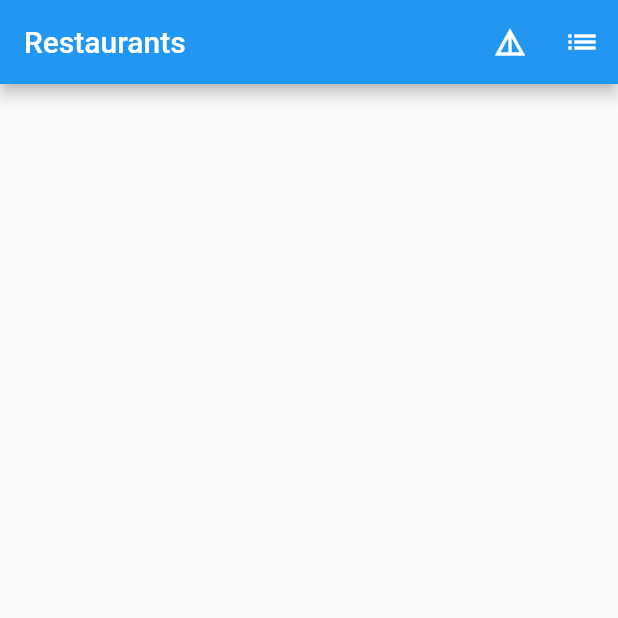
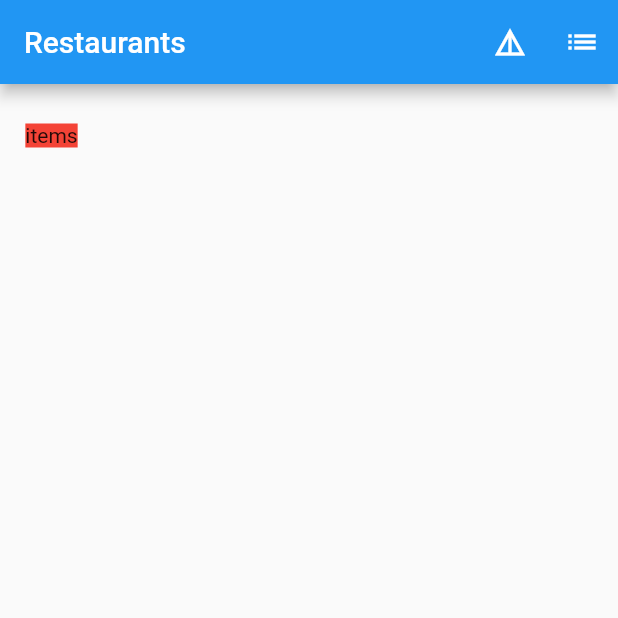
Before and after one commit to imedsassi/Restaurants, a Flutter app: the screen it shows after launch, after a tap on the "details" icon, on a phone screen of 412 x 824 dp, the top half of it. Run offline on Flutter 3.47's test engine with Material 2 defaults, Android fonts, the phone set to English and light mode, and no system bars.

Commit message:
gridview creation

```diff
--- a/lib/home.dart
+++ b/lib/home.dart
@@ -8,6 +8,7 @@ class Home extends StatefulWidget {
 }
 
 class _HomeState extends State<Home> {
+  List<String> items = ['cars', 'bus', 'airplane', 'motorbike'];
   @override
   Widget build(BuildContext context) {
     return Scaffold(
@@ -15,7 +16,9 @@ class _HomeState extends State<Home> {
         title: Text('Restaurants'),
         actions: [
           IconButton(
-            onPressed: () {},
+            onPressed: () {
+              Navigator.maybePop(context);
+            },
             icon: Icon(Icons.details),
           ),
           IconButton(
@@ -24,6 +27,25 @@ class _HomeState extends State<Home> {
           ),
         ],
       ),
+      body: GridView.count(
+        crossAxisCount: 6,
+        children: [
+          GestureDetector(
+            onTap: () {
+              return;
+            },
+            child: Center(
+              child: Container(
+                decoration: BoxDecoration(
+                  shape: BoxShape.rectangle,
+                  color: Colors.red,
+                ),
+                child: Text('items'),
+              ),
+            ),
+          ),
+        ],
+      ),
     );
   }
 }
```
